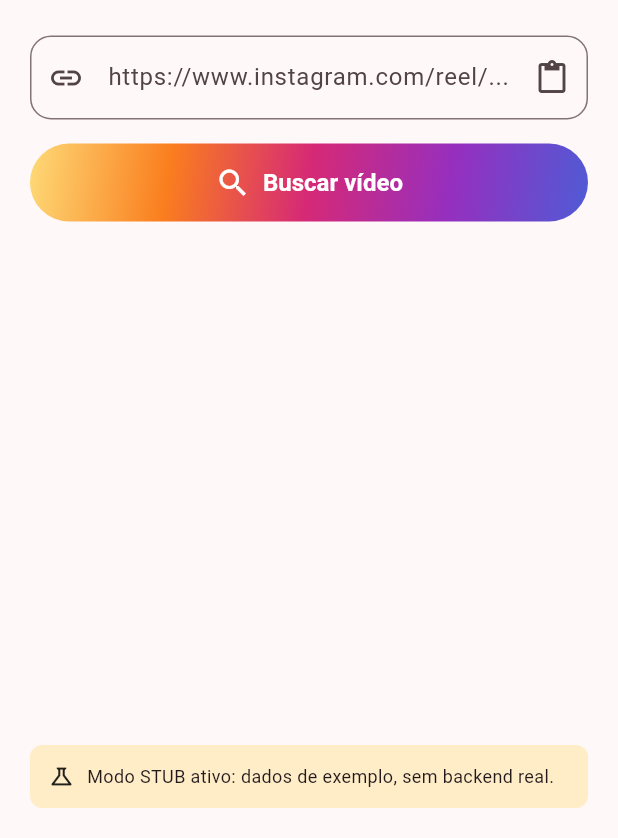
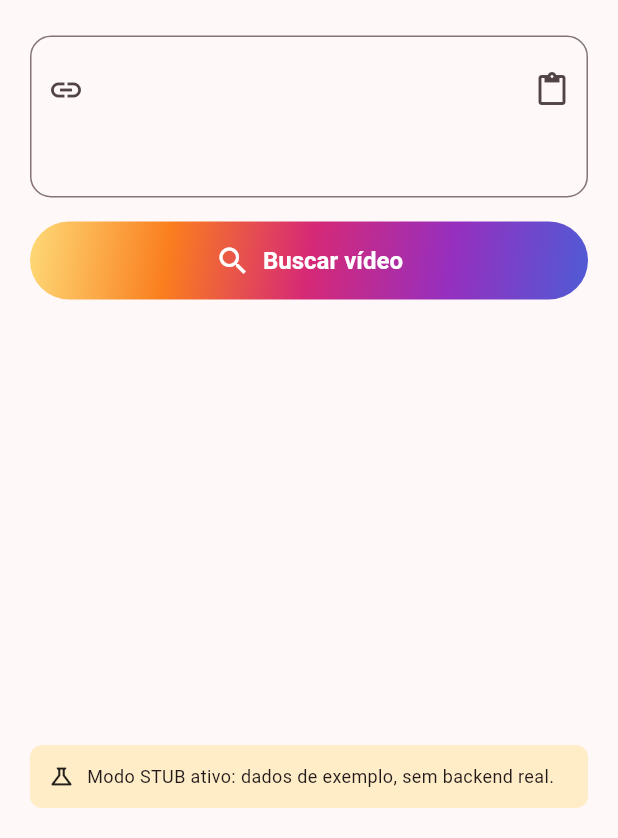
Before and after one commit to wagnerguerra/onesaver, a Flutter app: the screen it shows after launch, on a phone screen of 412 x 824 dp, the part 398-1236 px from its top. Run offline on Flutter 3.47's test engine with Material 3 defaults, Android fonts, the phone set to English and light mode, and no system bars; our stand-ins replace dio, flutter_riverpod, google_mobile_ads, in_app_purchase, open_filex, shared_preferences; missing offline and left inert: gal, receive_sharing_intent.

Commit message:
feat(app): campo de URL maior, multilinha e sem placeholder
O campo de endereço agora tem 3 linhas (mostra a URL inteira sem truncar)
e não usa mais hintText. O preenchimento automático continua acontecendo
apenas quando há um link válido na área de transferência (_checkClipboard).

Co-Authored-By: Claude Opus 4.8 <noreply@anthropic.com>

```diff
--- a/app/lib/screens/home_screen.dart
+++ b/app/lib/screens/home_screen.dart
@@ -210,16 +210,29 @@ class _HomeScreenState extends ConsumerState<HomeScreen>
             TextField(
               controller: _controller,
               keyboardType: TextInputType.url,
+              minLines: 3,
+              maxLines: 4,
+              style: Theme.of(context).textTheme.bodyLarge,
+              textAlignVertical: TextAlignVertical.top,
               decoration: InputDecoration(
-                hintText: 'https://www.instagram.com/reel/...',
+                // Sem placeholder: o campo só é preenchido quando há um link
+                // válido na área de transferência (ver _checkClipboard).
                 border: OutlineInputBorder(
                   borderRadius: BorderRadius.circular(14),
                 ),
-                prefixIcon: const Icon(Icons.link),
-                suffixIcon: IconButton(
-                  icon: const Icon(Icons.content_paste),
-                  tooltip: 'Colar',
-                  onPressed: _paste,
+                contentPadding:
+                    const EdgeInsets.symmetric(vertical: 18, horizontal: 16),
+                prefixIcon: const Padding(
+                  padding: EdgeInsets.only(bottom: 36),
+                  child: Icon(Icons.link),
+                ),
+                suffixIcon: Padding(
+                  padding: const EdgeInsets.only(bottom: 36),
+                  child: IconButton(
+                    icon: const Icon(Icons.content_paste),
+                    tooltip: 'Colar',
+                    onPressed: _paste,
+                  ),
                 ),
               ),
             ),
```
